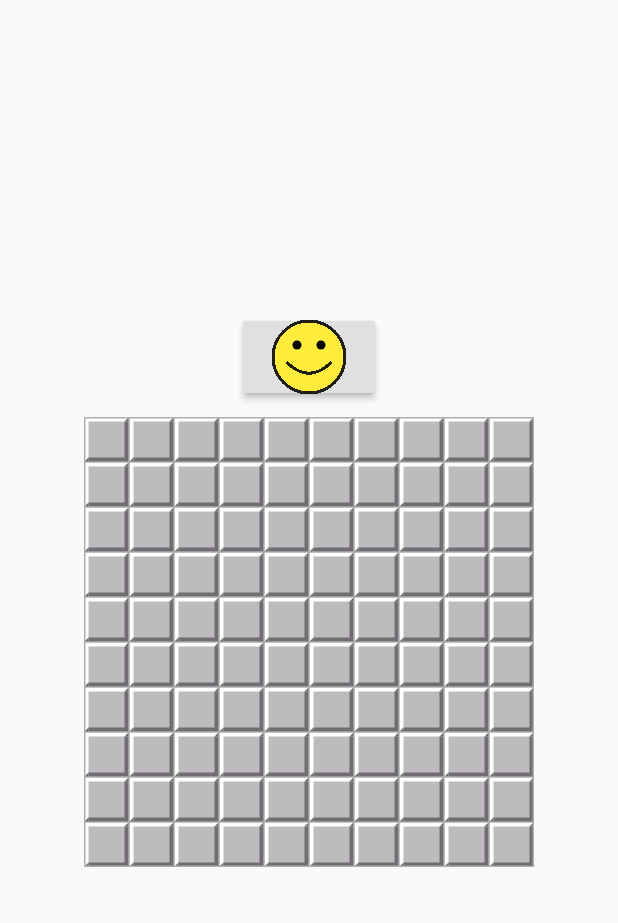
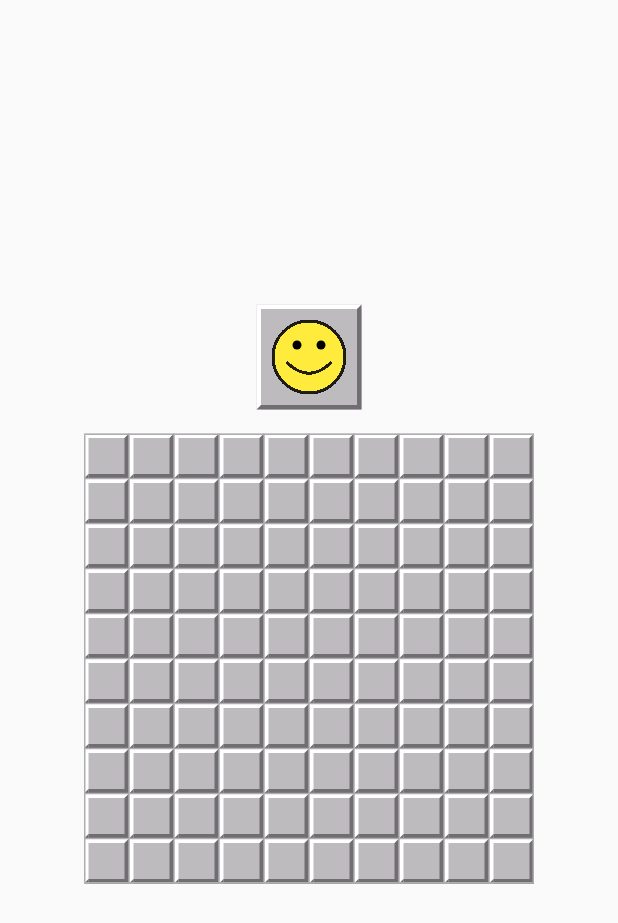
Before and after one commit to nicopico-dev/flutter-minesweeper, a Flutter app: the screen it shows after launch, on a phone screen of 412 x 824 dp. Shown: the top 923 px of the screen. Run offline on Flutter 3.47's test engine with Material 2 defaults, Android fonts, the phone set to English and light mode, and no system bars.

Commit message:
Implement BezelButton

```diff
--- a/lib/bezel.dart
+++ b/lib/bezel.dart
@@ -2,6 +2,9 @@ import 'package:flutter/material.dart';
 import 'package:flutter/widgets.dart';
 
 import 'color_transform.dart';
+
+const Color BEZEL_DEFAULT_COLOR = const Color(0xFFBDBBBE);
+const double BEZEL_DEFAULT_SIZE = 3;
 
 enum BezelLightPosition { NorthWest, SouthEast }
 
@@ -12,8 +15,8 @@ class Bezel extends StatelessWidget {
 
   Bezel({
     Key key,
-    this.bezelSize = 3,
-    Color bezelBaseColor = const Color(0xFFBDBBBE),
+    this.bezelSize = BEZEL_DEFAULT_SIZE,
+    Color bezelBaseColor = BEZEL_DEFAULT_COLOR,
     BezelLightPosition bezelLightPosition = BezelLightPosition.NorthWest,
     this.child,
   })  : _painter = _BezelPainter(bezelSize, bezelBaseColor, bezelLightPosition),
--- /dev/null
+++ b/lib/bezel_button.dart
@@ -0,0 +1,54 @@
+import 'package:flutter/material.dart';
+import 'package:flutter/widgets.dart';
+
+import 'bezel.dart';
+
+class BezelButton extends StatefulWidget {
+  final Widget child;
+  final VoidCallback onPressed;
+  final bool depressable;
+
+  const BezelButton({
+    Key key,
+    this.child,
+    @required this.onPressed,
+    this.depressable = false,
+  });
+
+  @override
+  _BezelButtonState createState() => _BezelButtonState();
+}
+
+class _BezelButtonState extends State<BezelButton> {
+  bool pressed = false;
+
+  @override
+  Widget build(BuildContext context) {
+    return GestureDetector(
+      onTapDown: (e) => updateState(pressed: true),
+      onTapUp: (e) => updateState(pressed: false),
+      onTapCancel: () => updateState(pressed: false),
+      onTap: this.widget.onPressed,
+      child: Builder(builder: (context) {
+        if (!pressed)
+          return Bezel(child: widget.child);
+        else if (widget.depressable)
+          return Bezel(
+              child: widget.child,
+              bezelLightPosition: BezelLightPosition.SouthEast);
+        else
+          return Container(
+            color: BEZEL_DEFAULT_COLOR,
+            padding: EdgeInsets.all(BEZEL_DEFAULT_SIZE),
+            child: widget.child,
+          );
+      }),
+    );
+  }
+
+  void updateState({bool pressed}) {
+    setState(() {
+      this.pressed = pressed;
+    });
+  }
+}
--- a/lib/main.dart
+++ b/lib/main.dart
@@ -1,4 +1,5 @@
 import 'package:flutter/material.dart';
+import 'package:minesweeper/bezel_button.dart';
 import 'package:minesweeper/smiley_face.dart';
 import 'package:provider/provider.dart';
 
@@ -50,8 +51,11 @@ class SmileyButton extends StatelessWidget {
   @override
   Widget build(BuildContext context) {
     return Consumer<GameState>(builder: (context, game, child) {
-      return RaisedButton(
-        child: SmileyFace(state: game.smiley),
+      return BezelButton(
+        child: Padding(
+          padding: const EdgeInsets.all(8.0),
+          child: SmileyFace(state: game.smiley),
+        ),
         onPressed: game.restart,
       );
     });
```
